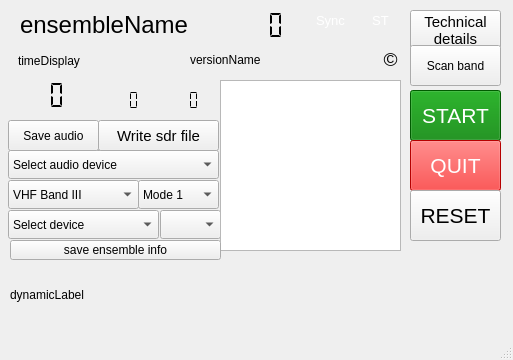
JvanKatwijk/qt-dab, file forms/dabradio.ui: the form before one commit.
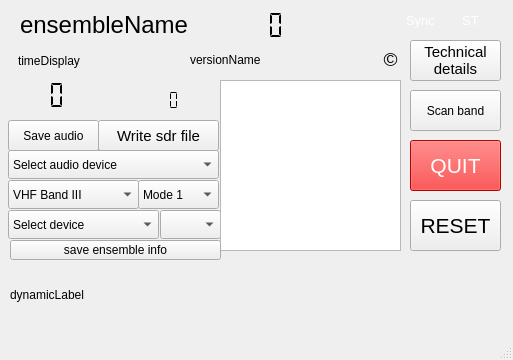
The form after the commit.

```diff
--- a/forms/dabradio.ui
+++ b/forms/dabradio.ui
@@ -187,31 +187,9 @@
    <widget class="QLCDNumber" name="finecorrectorDisplay">
     <property name="geometry">
      <rect>
-      <x>100</x>
+      <x>120</x>
       <y>90</y>
-      <width>51</width>
-      <height>21</height>
-     </rect>
-    </property>
-    <property name="toolTip">
-     <string>&lt;html&gt;&lt;head/&gt;&lt;body&gt;&lt;p&gt;fine corrector, indicates the offset (in Hz) to the nearest carrier frequency.&lt;/p&gt;&lt;/body&gt;&lt;/html&gt;</string>
-    </property>
-    <property name="frameShape">
-     <enum>QFrame::NoFrame</enum>
-    </property>
-    <property name="digitCount">
-     <number>3</number>
-    </property>
-    <property name="segmentStyle">
-     <enum>QLCDNumber::Flat</enum>
-    </property>
-   </widget>
-   <widget class="QLCDNumber" name="coarsecorrectorDisplay">
-    <property name="geometry">
-     <rect>
-      <x>160</x>
-      <y>90</y>
-      <width>51</width>
+      <width>91</width>
       <height>21</height>
      </rect>
     </property>
@@ -262,33 +240,6 @@
      <set>Qt::LinksAccessibleByKeyboard|Qt::LinksAccessibleByMouse|Qt::TextBrowserInteraction|Qt::TextSelectableByKeyboard|Qt::TextSelectableByMouse</set>
     </property>
    </widget>
-   <widget class="QPushButton" name="startButton">
-    <property name="geometry">
-     <rect>
-      <x>410</x>
-      <y>90</y>
-      <width>91</width>
-      <height>51</height>
-     </rect>
-    </property>
-    <property name="font">
-     <font>
-      <pointsize>16</pointsize>
-      <weight>50</weight>
-      <bold>false</bold>
-     </font>
-    </property>
-    <property name="toolTip">
-     <string>&lt;html&gt;&lt;head/&gt;&lt;body&gt;&lt;p&gt;Push to start the selected device&lt;/p&gt;&lt;/body&gt;&lt;/html&gt;</string>
-    </property>
-    <property name="styleSheet">
-     <string notr="true">color: rgb(255, 255, 255);
-background-color: rgb(0, 128, 0);</string>
-    </property>
-    <property name="text">
-     <string>START</string>
-    </property>
-   </widget>
    <widget class="QPushButton" name="quitButton">
     <property name="geometry">
      <rect>
@@ -324,7 +275,7 @@
     <property name="geometry">
      <rect>
       <x>410</x>
-      <y>190</y>
+      <y>200</y>
       <width>91</width>
       <height>51</height>
      </rect>
@@ -370,7 +321,7 @@
    <widget class="QLabel" name="syncedLabel">
     <property name="geometry">
      <rect>
-      <x>310</x>
+      <x>400</x>
       <y>10</y>
       <width>41</width>
       <height>21</height>
@@ -505,7 +456,7 @@
    <widget class="QLabel" name="stereoLabel">
     <property name="geometry">
      <rect>
-      <x>360</x>
+      <x>450</x>
       <y>10</y>
       <width>41</width>
       <height>21</height>
@@ -597,7 +548,7 @@
     <property name="geometry">
      <rect>
       <x>410</x>
-      <y>10</y>
+      <y>40</y>
       <width>91</width>
       <height>41</height>
      </rect>
@@ -619,7 +570,7 @@
     <property name="geometry">
      <rect>
       <x>410</x>
-      <y>45</y>
+      <y>90</y>
       <width>91</width>
       <height>41</height>
      </rect>
```
Left out of the diff: 2 changed lines with no effect on the pictures.
